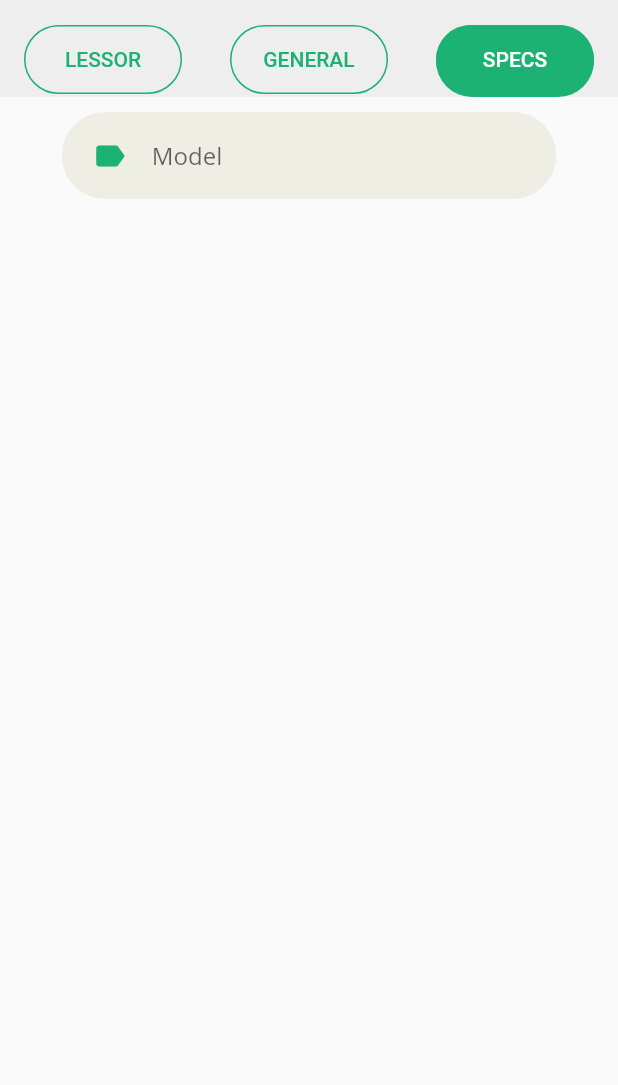
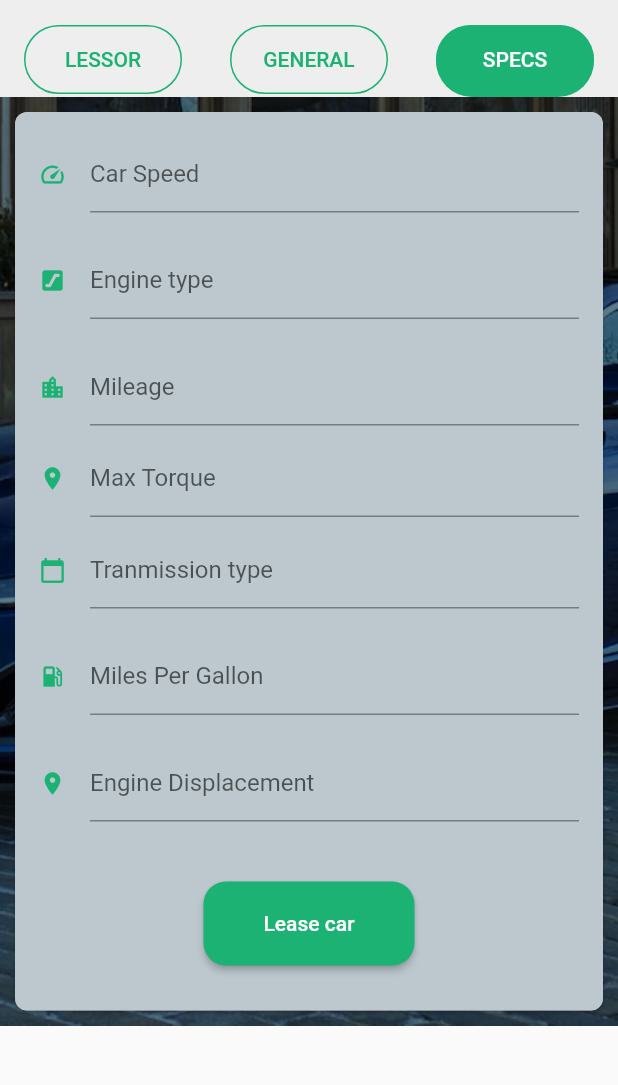
Before and after one commit to MohammedDayan/vehicle-services, a Flutter app: the myCars screen opened directly, tab 3 chosen, on a phone screen of 412 x 824 dp, the part 59-1144 px from its top. Run offline on Flutter 3.47's test engine with Material 2 defaults, Android fonts, the phone set to English and light mode, and no system bars; our stand-ins replace carousel_slider, cloud_firestore, firebase_auth, firebase_core, firebase_storage, image_picker and 1 more; accounts and stored records are empty; network calls fail; project files that could hold a hidden picture were left out.

Commit message:
created few new pages

```diff
--- a/vehicle_service_app/lib/ui/screens/mycars.dart
+++ b/vehicle_service_app/lib/ui/screens/mycars.dart
@@ -3,7 +3,9 @@ import 'dart:io';
 import 'package:flutter/material.dart';
 import 'package:image_picker/image_picker.dart';
 import 'package:vehicle_service_app/config/constants.dart';
+import 'package:vehicle_service_app/ui/screens/My_form.dart';
 import 'package:vehicle_service_app/ui/screens/lessor_info_screen.dart';
+import 'package:vehicle_service_app/ui/screens/specs_info_screen.dart';
 import 'package:vehicle_service_app/ui/screens/updateprofile.dart';
 import 'package:vehicle_service_app/ui/widgets/rounded_input_field.dart';
 
@@ -193,17 +195,18 @@ class _myCarsState extends State<myCars> {
 
               ListView(
                 children: [
-                   Column(
-                   children: [
-                     RoundedInputField(
-                        controller: model,
-                        icon: Icons.label,
-                        hintText: "Model",
-                     ),
-                   ],
-                   ),
-                ]
-
+                  Container(
+                    decoration:  BoxDecoration(
+                    // color: Colors.green.withOpacity(0.5),
+                        image: DecorationImage(
+                      image: AssetImage('assets/jaguar.jpg'),
+                      colorFilter: ColorFilter.mode(Colors.blueGrey, BlendMode.modulate,),
+                      fit: BoxFit.cover,
+                    ),
+                    ),
+                      child: SpecsForm(),
+                    ),
+                ],
                  )
 
 
--- /dev/null
+++ b/vehicle_service_app/lib/ui/screens/specs_info_screen.dart
@@ -0,0 +1,187 @@
+import 'package:flutter/material.dart';
+import 'package:vehicle_service_app/config/constants.dart';
+import 'package:vehicle_service_app/ui/screens/manage_car_screen.dart';
+
+
+class SpecsForm extends StatelessWidget {
+  const SpecsForm({ Key? key,}) : super(key: key);
+
+   Widget build(BuildContext context) {
+    Size size = MediaQuery.of(context).size;
+
+    return Padding(
+      padding: EdgeInsets.only(left: 10, right: 10, top: 10, bottom: 10),
+      child: Material(
+        elevation: 1,
+        clipBehavior: Clip.antiAlias,
+        borderRadius: BorderRadius.circular(8),
+        child: Theme(
+          data: Theme.of(context).copyWith(
+            inputDecorationTheme: InputDecorationTheme(
+              focusColor: kPrimaryColor,
+              fillColor: kPrimaryColor,
+              iconColor: kPrimaryColor,
+              labelStyle: TextStyle(
+                // color: kPrimaryColor
+              )
+            )
+          ),
+          child: Form(
+            child: Container(
+              color: Colors.blueGrey.withOpacity(0.4),
+              child: Column(
+                mainAxisSize: MainAxisSize.min,
+                children: <Widget>[
+                   Padding(
+                    padding: EdgeInsets.only(left: 16, right: 16, top: 16,bottom: 20),
+                    child: TextFormField(
+                      cursorColor: kPrimaryColor,
+                      /*initialValue: widget.user.fullName,
+                      onSaved: (val) => widget.user.fullName = val,
+                      validator: (val) =>
+                          val.length > 3 ? null : 'Full name is invalid',*/
+                      decoration: InputDecoration(
+                        labelText: 'Car Speed',
+                        hintText: 'Enter the Car speed',
+                        icon: Icon(Icons.speed),
+                        isDense: true,
+                        border: UnderlineInputBorder(
+
+                        )
+
+                      ),
+                    ),
+                  ),
+
+                   Padding(
+                    padding: EdgeInsets.only(left: 16, right: 16, bottom: 20),
+                    child: TextFormField(
+                     /* initialValue: widget.user.email,
+                      onSaved: (val) => widget.user.email = val,
+                      validator: (val) =>
+                          val.contains('@') ? null : 'Email is invalid',*/
+                      decoration: InputDecoration(
+                        labelText: 'Engine type',
+                        hintText: 'Enter the Engine type',
+                        icon: Icon(Icons.escalator),
+                        isDense: true,
+                      ),
+                    ),
+                  ),
+
+                    Padding(
+                    padding: EdgeInsets.only(left: 16, right: 16, bottom: 10),
+                    child: TextFormField(
+                     /* initialValue: widget.user.email,
+                      onSaved: (val) => widget.user.email = val,
+                      validator: (val) =>
+                          val.contains('@') ? null : 'Email is invalid',*/
+                      decoration: InputDecoration(
+                        labelText: 'Mileage',
+                        hintText: 'Enter the Mileage',
+                        icon: Icon(Icons.location_city),
+                        isDense: true,
+                      ),
+                    ),
+                  ),
+
+                    Padding(
+                    padding: EdgeInsets.only(left: 16, right: 16, bottom: 10),
+                    child: TextFormField(
+                     /* initialValue: widget.user.email,
+                      onSaved: (val) => widget.user.email = val,
+                      validator: (val) =>
+                          val.contains('@') ? null : 'Email is invalid',*/
+                      decoration: InputDecoration(
+                        labelText: 'Max Torque',
+                        hintText: 'Enter the Max Torque',
+                        icon: Icon(Icons.location_on),
+                        isDense: true,
+                      ),
+                    ),
+                  ),
+
+                    Padding(
+                    padding: EdgeInsets.only(left: 16, right: 16, bottom: 20),
+                    child: TextFormField(
+                     /* initialValue: widget.user.email,
+                      onSaved: (val) => widget.user.email = val,
+                      validator: (val) =>
+                          val.contains('@') ? null : 'Email is invalid',*/
+                      decoration: InputDecoration(
+                        labelText: 'Tranmission type',
+                        hintText: 'Enter the Tranmission type',
+                        icon: Icon(Icons.calendar_today),
+                        isDense: true,
+                      ),
+                    ),
+                  ),
+
+                    Padding(
+                    padding: EdgeInsets.only(left: 16, right: 16, bottom: 20),
+                    child: TextFormField(
+                     /* initialValue: widget.user.email,
+                      onSaved: (val) => widget.user.email = val,
+                      validator: (val) =>
+                          val.contains('@') ? null : 'Email is invalid',*/
+                      decoration: InputDecoration(
+                        labelText: 'Miles Per Gallon',
+                        hintText: 'Enter the Miles Per Gallon',
+                        icon: Icon(Icons.local_gas_station),
+                        isDense: true,
+                      ),
+                    ),
+                  ),
+
+                    Padding(
+                    padding: EdgeInsets.only(left: 16, right: 16, bottom: 10),
+                    child: TextFormField(
+                     /* initialValue: widget.user.email,
+                      onSaved: (val) => widget.user.email = val,
+                      validator: (val) =>
+                          val.contains('@') ? null : 'Email is invalid',*/
+                      decoration: InputDecoration(
+                        labelText: 'Engine Displacement',
+                        hintText: 'Enter your Engine Displacement',
+                        icon: Icon(Icons.location_on),
+                        isDense: true,
+                      ),
+                    ),
+                  ),
+
+                   Padding(
+                    padding: EdgeInsets.symmetric(horizontal: 40, vertical: 30),
+                     child: ElevatedButton(
+                      child: const Text(
+                        'Lease car',
+                        // style: TextStyle(fontSize: 10),
+                      ),
+                      style: ElevatedButton.styleFrom(
+                          shape: RoundedRectangleBorder(
+                            borderRadius: BorderRadius.circular(15.0),
+                          ),
+                          primary:  kPrimaryColor,
+                          padding: const EdgeInsets.symmetric(
+                              horizontal: 40, vertical: 20)),
+                      onPressed: () {
+                           Navigator.push(
+                           context,
+                           MaterialPageRoute(
+                               builder: (context) => manageCar(),
+                               )
+                             );
+                      },
+                      ),
+                   )
+                ],
+              ),
+            ),
+          ),
+
+
+        ),
+      ),
+    );
+      }
+
+}
--- a/vehicle_service_app/lib/ui/widgets/search_cars.dart
+++ b/vehicle_service_app/lib/ui/widgets/search_cars.dart
@@ -1,6 +1,7 @@
 import 'package:flutter/material.dart';
 import 'package:vehicle_service_app/model/car.dart';
 import 'package:vehicle_service_app/ui/recentcars.dart';
+import 'package:vehicle_service_app/ui/screens/preview_screen.dart';
 
 class SearchCars extends SearchDelegate<Car>{
   @override
@@ -39,6 +40,7 @@ class SearchCars extends SearchDelegate<Car>{
         leading: Image.asset(suggestions[i].imgurl),
         title: Text(suggestions[i].name),
         subtitle: Text(suggestions[i].descip),
+
       )
       );
   }
```
Also changed, not shown: vehicle_service_app/lib/ui/screens/available_cars.dart (+16 -6 lines), vehicle_service_app/lib/ui/screens/manage_car_screen.dart (added, +54 -0 lines), vehicle_service_app/lib/ui/recentcars.dart (indentation only).
